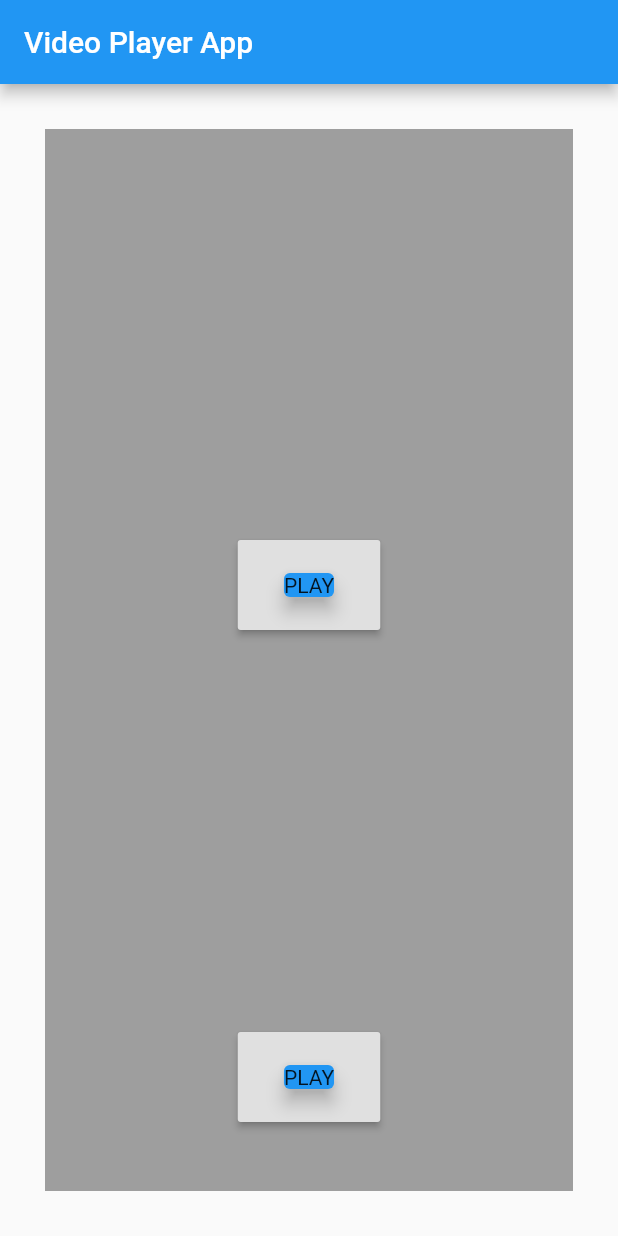
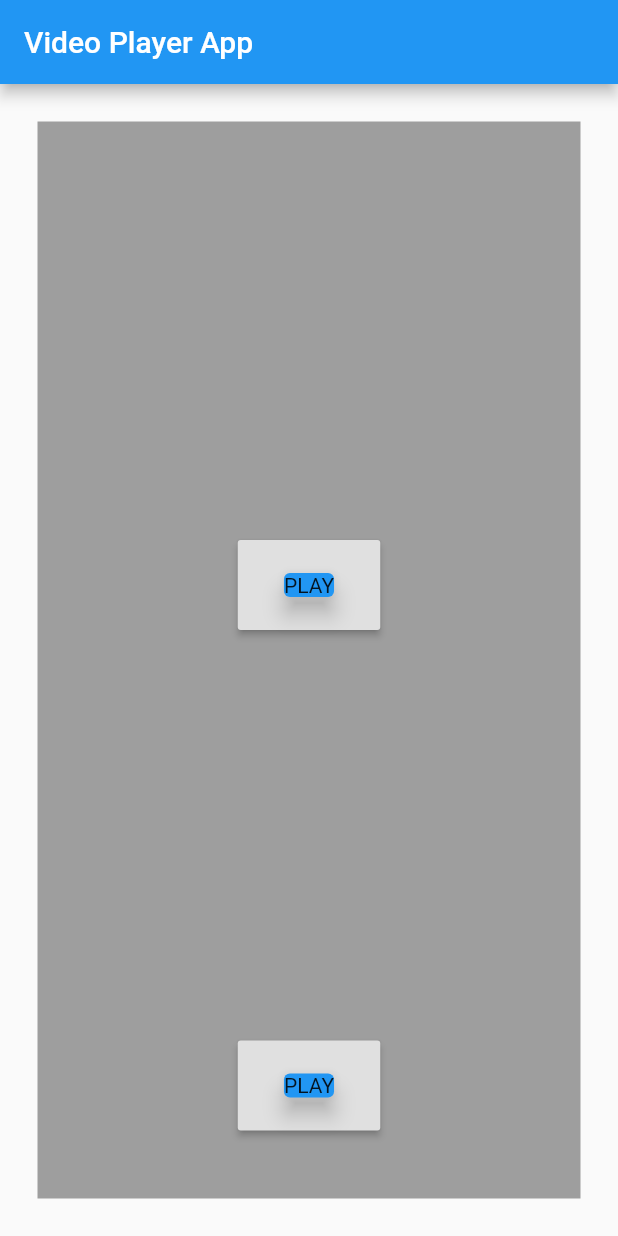
Before and after one commit to shubhamshinde4141/Video_Player_App, a Flutter app: the screen it shows after launch, on a phone screen of 412 x 824 dp. Run offline on Flutter 3.47's test engine with Material 2 defaults, Android fonts, the phone set to English and light mode, and no system bars; our stand-ins replace video_player.

Commit message:
ui fixing
ui fixing

```diff
--- a/lib/main.dart
+++ b/lib/main.dart
@@ -113,7 +113,7 @@ class _MyHomePageState extends State<MyHomePage> {
       ),
       body: Container(
         color: Colors.grey.shade500,
-        margin: EdgeInsets.all(30.0),
+        margin: EdgeInsets.all(25.0),
         child: Center(
 
 
@@ -146,7 +146,7 @@ class _MyHomePageState extends State<MyHomePage> {
                   child: Card(
                     child: Text('PLAY'),
                     color: Colors.blue,
-                    elevation: 5,
+                    elevation: 6,
 
                   ),
                 )
@@ -179,7 +179,7 @@ class _MyHomePageState extends State<MyHomePage> {
                     child: Card(
                       child: Text('PLAY'),
                       color: Colors.blue,
-                      elevation: 5,
+                      elevation: 6,
 
                     ),
                   )
```
